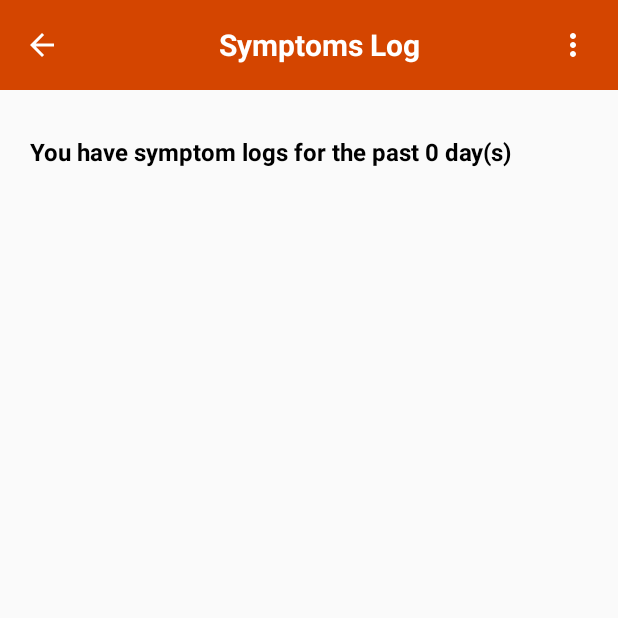
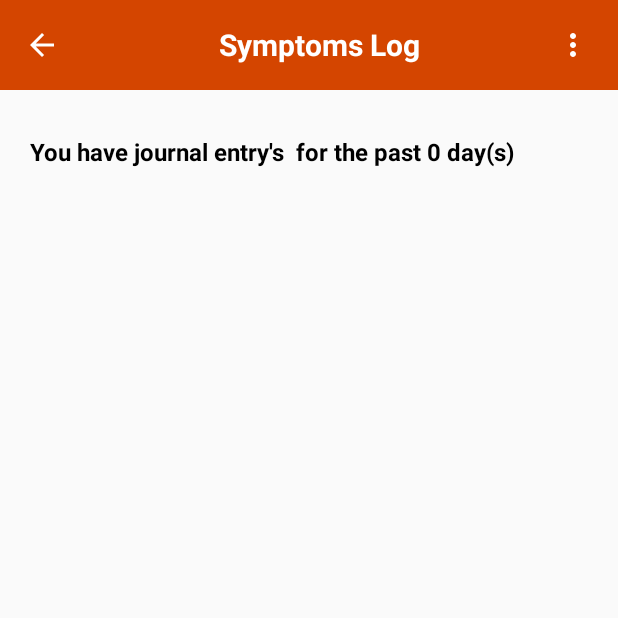
Before and after one commit to Yixing-Chen-Shawn/Fever_Detection_App, an Android app: the SymptomsLogActivity screen opened directly, with no data from a screen before it, on a phone screen of 412 x 824 dp, the top half of it. Run offline under Robolectric (Android 15) with nearby library versions, the phone set to English and light mode, and no system bars; libraries missing offline, so code that uses them is left out: cn.bmob.v3; 6 statements that could not run were skipped.

Commit message:
Update to Journal Log
Journal Log Update

```diff
--- a/app/src/main/java/com/CIS400/fever_detection_app/activity/SymptomsLogActivity.java
+++ b/app/src/main/java/com/CIS400/fever_detection_app/activity/SymptomsLogActivity.java
@@ -84,7 +84,7 @@ public class SymptomsLogActivity extends BaseActivity {
         for(int i = 0; i < size; i++){
             input.add(List.of(symptomDates.get(i), symptomRatings.get(i), symptomDescriptions.get(i)));
         }
-        SymptomList.setText("You have symptom logs for the past " + size + " day(s)");
+        SymptomList.setText("You have journal entry's  for the past " + size + " day(s)");
         SymptomList.setTextColor(Color.parseColor("#000000"));
         mAdapter = new SymptomRecyclerViewAdapter(input);
         recyclerView.setAdapter(mAdapter);
--- a/app/src/main/res/values/strings.xml
+++ b/app/src/main/res/values/strings.xml
@@ -21,8 +21,8 @@
     <string name="disclaimer">This app is designed to assist in social distancing measures only and works by broadcasting your location unencrypted to nearby devices running compatible apps\n\nDo not begin broadcasting if doing so would in any way compromise the safety or security of anybody</string>
     <string name="agreement_checkbox">I agree broadcasting my location does not impose a serious security or safety threat</string>
 
-    <string name="action_add">Add Symptom</string>
-    <string name="action_delete">Delete Symptom</string>
+    <string name="action_add"> Add Journal Entry</string>
+    <string name="action_delete">Delete Journal Entry</string>
     <string name="action_clear">Clear All</string>
 
     <string name="action_addH">Add Health Record</string>
@@ -181,9 +181,5 @@
 
     <string name="hello_first_fragment">Hello first fragment</string>
     <string name="hello_second_fragment">Hello second fragment. Arg: %1$s</string>
-    <string name="title_activity_maps">Map</string>
-    <string name="google_maps_key" templateMergeStrategy="preserve" translatable="false">AIzaSyDT98N1bS6B2JY4zPrG_xNoc8PnbxgOP2Q</string>
-    <string name="location.permission_denied">Location Permission Denied</string>
-    <string name="no_location">Location is not available</string>
 
 </resources>
```
